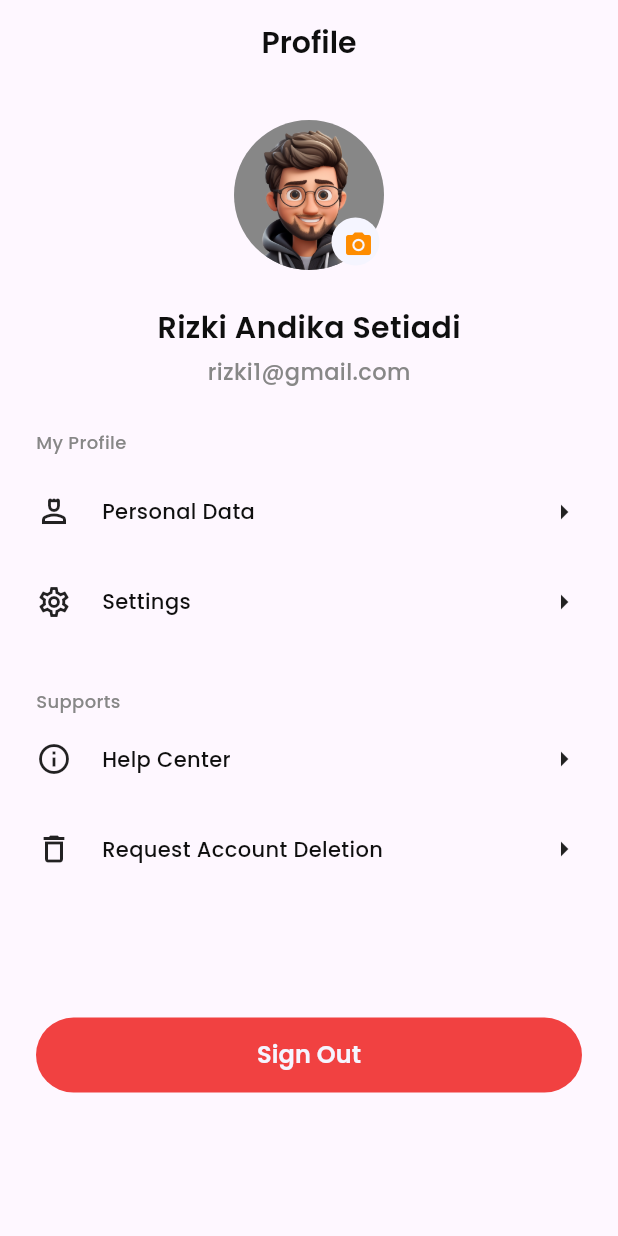
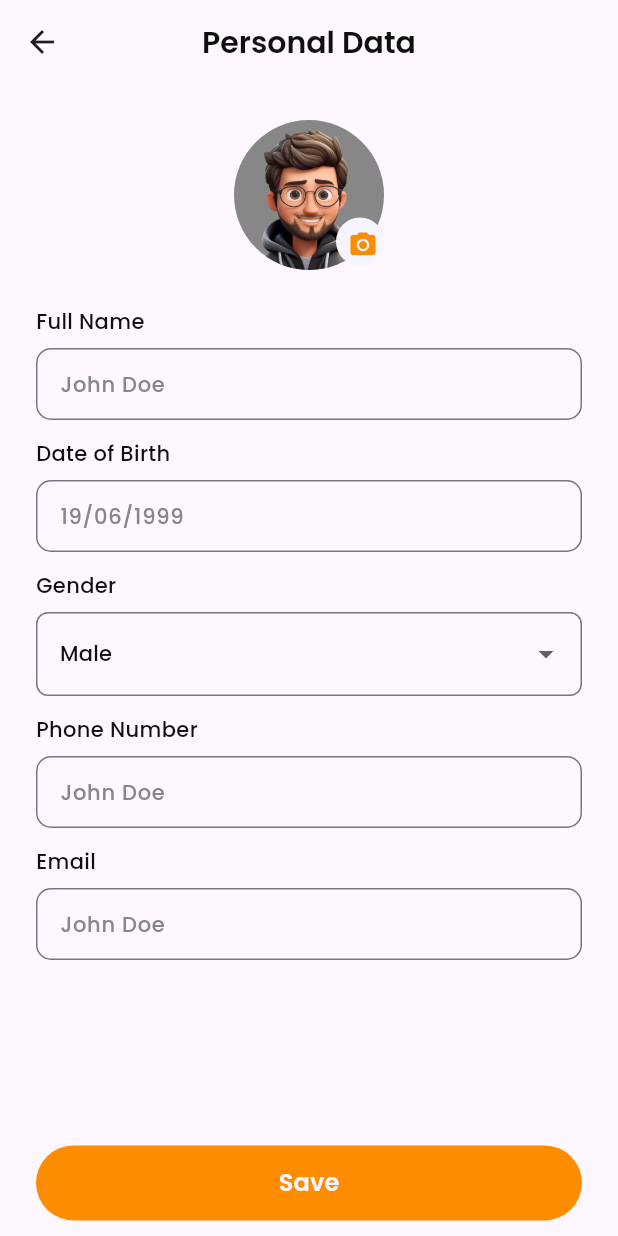
Before and after one commit to 99kairas/rumeat-ball-apps, a Flutter app: the screen it shows after launch, after a tap on "Personal Data", on a phone screen of 412 x 824 dp. Run offline on Flutter 3.47's test engine with Material 3 defaults, Android fonts, the light colour scheme and no system bars; our stand-ins replace another_flutter_splash_screen, flutter_rating_stars.

Commit message:
feat: add feature slicing personal data screen

```diff
--- /dev/null
+++ b/lib/views/screens/personal_data_screen.dart
@@ -0,0 +1,202 @@
+import 'package:flutter/material.dart';
+import 'package:rumeat_ball_apps/views/themes/style.dart';
+import 'package:rumeat_ball_apps/views/widgets/buttons.dart';
+import 'package:rumeat_ball_apps/views/widgets/forms.dart';
+
+class PersonalDataScreen extends StatefulWidget {
+  const PersonalDataScreen({super.key});
+
+  @override
+  _PersonalDataScreenState createState() => _PersonalDataScreenState();
+}
+
+class _PersonalDataScreenState extends State<PersonalDataScreen> {
+  final TextEditingController _dateController = TextEditingController();
+  String _selectedGender = 'Male';
+
+  void _pickDate(BuildContext context) async {
+    DateTime? selectedDate = await showDatePicker(
+      context: context,
+      initialDate: DateTime.now(),
+      firstDate: DateTime(1900),
+      lastDate: DateTime.now(),
+    );
+    if (selectedDate != null) {
+      setState(() {
+        _dateController.text =
+            "${selectedDate.day}/${selectedDate.month}/${selectedDate.year}";
+      });
+    }
+  }
+
+  @override
+  Widget build(BuildContext context) {
+    return Scaffold(
+      appBar: AppBar(
+        title: Text(
+          "Personal Data",
+          style: blackTextStyle.copyWith(
+            fontSize: 20,
+            fontWeight: semiBold,
+          ),
+        ),
+        centerTitle: true,
+      ),
+      body: ListView(
+        padding: const EdgeInsets.symmetric(horizontal: 24),
+        children: [
+          Stack(
+            alignment: Alignment.center,
+            children: [
+              Container(
+                margin: const EdgeInsets.symmetric(vertical: 24),
+                width: 100,
+                height: 100,
+                decoration: BoxDecoration(
+                  color: greyColor,
+                  borderRadius: BorderRadius.circular(61),
+                  image: const DecorationImage(
+                    image: AssetImage(
+                      "assets/images/profile1.png",
+                    ),
+                  ),
+                ),
+              ),
+              Positioned(
+                top: 65,
+                left: 200,
+                child: Container(
+                  margin: const EdgeInsets.symmetric(vertical: 24),
+                  width: 32,
+                  height: 32,
+                  decoration: BoxDecoration(
+                    borderRadius: BorderRadius.circular(61),
+                    color: whiteColor,
+                  ),
+                  child: IconButton(
+                    onPressed: () {},
+                    icon: const Icon(Icons.camera_alt),
+                    color: primaryColor,
+                    iconSize: 20,
+                  ),
+                ),
+              ),
+            ],
+          ),
+          const CustomFormField(
+            title: "Full Name",
+            hintText: "John Doe",
+          ),
+          const SizedBox(
+            height: 12,
+          ),
+          GestureDetector(
+            onTap: () => _pickDate(context),
+            child: AbsorbPointer(
+              child: CustomFormField(
+                title: "Date of Birth",
+                hintText: "19/06/1999",
+                controller: _dateController,
+              ),
+            ),
+          ),
+          const SizedBox(
+            height: 12,
+          ),
+          CustomDropdown(
+            title: "Gender",
+            hintText: "Select Gender",
+            items: const ["Male", "Female"],
+            value: _selectedGender,
+            onChanged: (value) {
+              setState(() {
+                _selectedGender = value!;
+              });
+            },
+          ),
+          const SizedBox(
+            height: 12,
+          ),
+          const CustomFormField(
+            title: "Phone Number",
+            hintText: "John Doe",
+          ),
+          const SizedBox(
+            height: 12,
+          ),
+          const CustomFormField(
+            title: "Email",
+            hintText: "John Doe",
+          ),
+          SizedBox(
+            height: MediaQuery.of(context).size.height * 0.15,
+          ),
+          CustomFilledButton(
+            title: "Save",
+            onPressed: () {},
+          ),
+          const SizedBox(
+            height: 50,
+          ),
+        ],
+      ),
+    );
+  }
+}
+
+class CustomDropdown extends StatelessWidget {
+  final String title;
+  final String hintText;
+  final List<String> items;
+  final String value;
+  final void Function(String?) onChanged;
+
+  const CustomDropdown({
+    required this.title,
+    required this.hintText,
+    required this.items,
+    required this.value,
+    required this.onChanged,
+  });
+
+  @override
+  Widget build(BuildContext context) {
+    return Column(
+      crossAxisAlignment: CrossAxisAlignment.start,
+      children: [
+        Text(
+          title,
+          style: blackTextStyle.copyWith(
+            fontSize: 14,
+            fontWeight: regular,
+          ),
+        ),
+        const SizedBox(
+          height: 8,
+        ),
+        DropdownButtonFormField<String>(
+          value: value,
+          decoration: InputDecoration(
+            hintText: hintText,
+            hintStyle:
+                greyTextStyle.copyWith(fontSize: 14, fontWeight: regular),
+            border: OutlineInputBorder(
+              borderRadius: BorderRadius.circular(8),
+            ),
+          ),
+          items: items.map<DropdownMenuItem<String>>((String value) {
+            return DropdownMenuItem<String>(
+              value: value,
+              child: Text(
+                value,
+                style:
+                    blackTextStyle.copyWith(fontSize: 14, fontWeight: regular),
+              ),
+            );
+          }).toList(),
+          onChanged: onChanged,
+        ),
+      ],
+    );
+  }
+}
--- a/lib/views/screens/profile_screen.dart
+++ b/lib/views/screens/profile_screen.dart
@@ -1,6 +1,7 @@
 import 'package:flutter/cupertino.dart';
 import 'package:flutter/material.dart';
 import 'package:flutter/widgets.dart';
+import 'package:rumeat_ball_apps/views/screens/personal_data_screen.dart';
 import 'package:rumeat_ball_apps/views/themes/style.dart';
 import 'package:rumeat_ball_apps/views/widgets/buttons.dart';
 
@@ -97,7 +98,13 @@
           CardProfile(
             title: "Personal Data",
             icons: Icons.person_4_outlined,
-            onPressed: () {},
+            onPressed: () {
+              Navigator.push(
+                  context,
+                  MaterialPageRoute(
+                    builder: (context) => const PersonalDataScreen(),
+                  ));
+            },
           ),
           CardProfile(
             title: "Settings",
--- a/lib/views/widgets/forms.dart
+++ b/lib/views/widgets/forms.dart
@@ -42,6 +42,7 @@
           ),
         if (isShowTitle) const SizedBox(height: 8),
         TextFormField(
+          textCapitalization: TextCapitalization.words,
           obscureText: obscureText,
           controller: controller,
           obscuringCharacter: '*',
```
